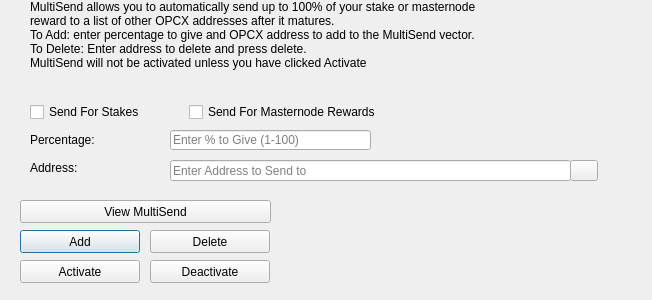
This is src/qt/forms/multisenddialog.ui in opcoinx/OPCoinX as Qt 5 draws it before an edit. The edited form follows.
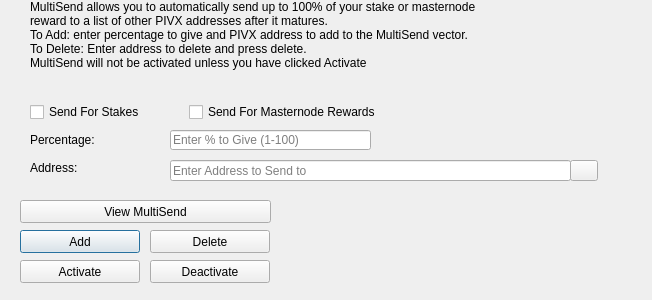
This is the edited form. Icons and pictures are not drawn.

Diff of the .ui file:
```diff
--- a/src/qt/forms/multisenddialog.ui
+++ b/src/qt/forms/multisenddialog.ui
@@ -61,8 +61,8 @@
     <number>1</number>
    </property>
    <property name="text">
-    <string>MultiSend allows you to automatically send up to 100% of your stake or masternode reward to a list of other OPCX addresses after it matures.
-To Add: enter percentage to give and OPCX address to add to the MultiSend vector.
+    <string>MultiSend allows you to automatically send up to 100% of your stake or masternode reward to a list of other PIVX addresses after it matures.
+To Add: enter percentage to give and PIVX address to add to the MultiSend vector.
 To Delete: Enter address to delete and press delete.
 MultiSend will not be activated unless you have clicked Activate</string>
    </property>
```
Left out of the diff: 4 changed lines with no effect on the pictures.
